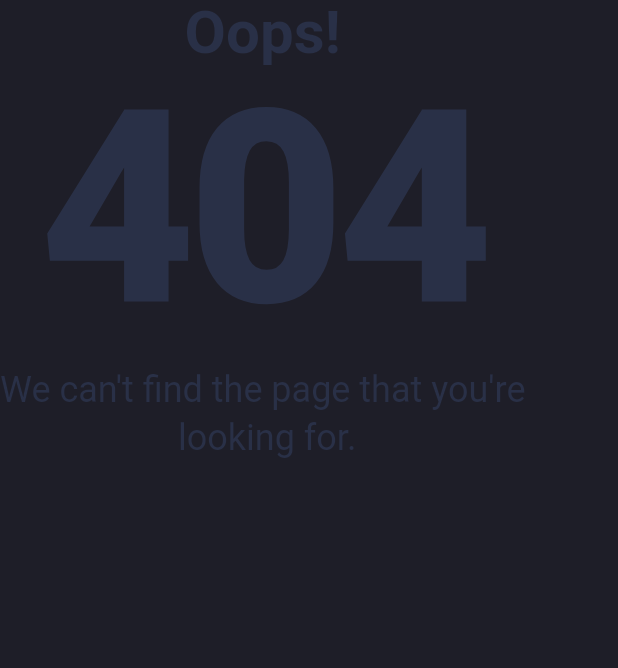
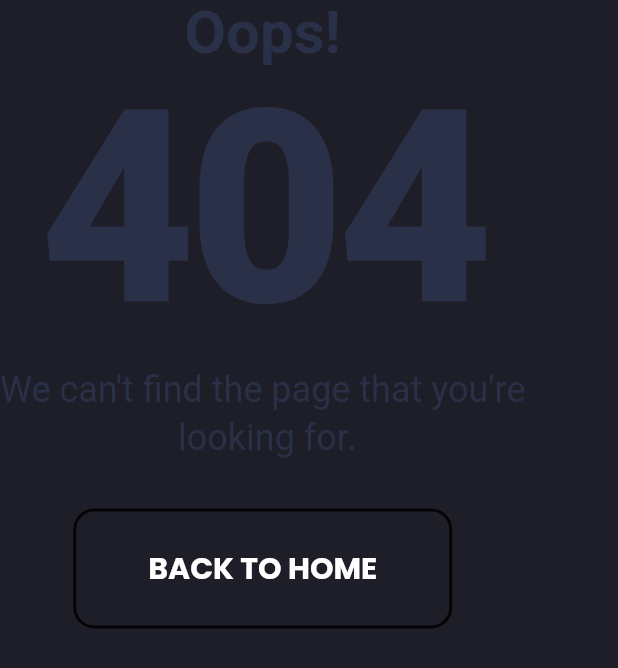
Before and after one commit to Pszione/flutter_responsive_website, a Flutter app: the ErrorText widget shown alone on an empty page, opened directly, on a phone screen of 412 x 824 dp. Shown: the top 668 px of the screen. Run offline on Flutter 3.47's test engine with Material 2 defaults, Android fonts, the phone set to English and light mode, and no system bars; our stand-ins replace animated_text_kit, flutter_svg, google_fonts.

Commit message:
Responsive Website -  AppBar file organization | Fix Buttons | Flutter upgrade

```diff
--- a/lib/screens/404/body.dart
+++ b/lib/screens/404/body.dart
@@ -68,6 +68,29 @@ class ErrorText extends StatelessWidget {
             textAlign: TextAlign.center,
           ),
         ),
+        const SizedBox(height: kHugePadding),
+        ElevatedButton(
+          style: TextButton.styleFrom(
+            padding: const EdgeInsets.symmetric(horizontal: 50, vertical: 25),
+            backgroundColor: Colors.transparent,
+            shadowColor: Colors.transparent,
+            shape: const RoundedRectangleBorder(
+              side: BorderSide(
+                  color: Colors.black87, width: 2), // Color(0xFF293047)
+              borderRadius: BorderRadius.all(
+                Radius.circular(14),
+              ),
+            ),
+          ),
+          onPressed: () => Navigator.pop(context),
+          child: Text(
+            'Back to home'.toUpperCase(),
+            style: Theme.of(context)
+                .textTheme
+                .headline6!
+                .copyWith(fontWeight: FontWeight.bold),
+          ),
+        )
       ],
     );
   }
--- a/lib/screens/home/home_header_banner.dart
+++ b/lib/screens/home/home_header_banner.dart
@@ -64,6 +64,9 @@ class HomeHeaderBanner extends StatelessWidget {
                               vertical: kSmallPadding,
                             ),
                       backgroundColor: kPrimaryColor,
+                      shape: const RoundedRectangleBorder(
+                        borderRadius: BorderRadius.all(Radius.circular(6)),
+                      ),
                     ),
                     child: Text(
                       Responsive.isDesktop(context) ? 'EXPLORE NOW' : 'MORE>>',
```
Also changed, not shown: lib/screens/main/main_screen.dart (+28 -17 lines), pubspec.lock.
